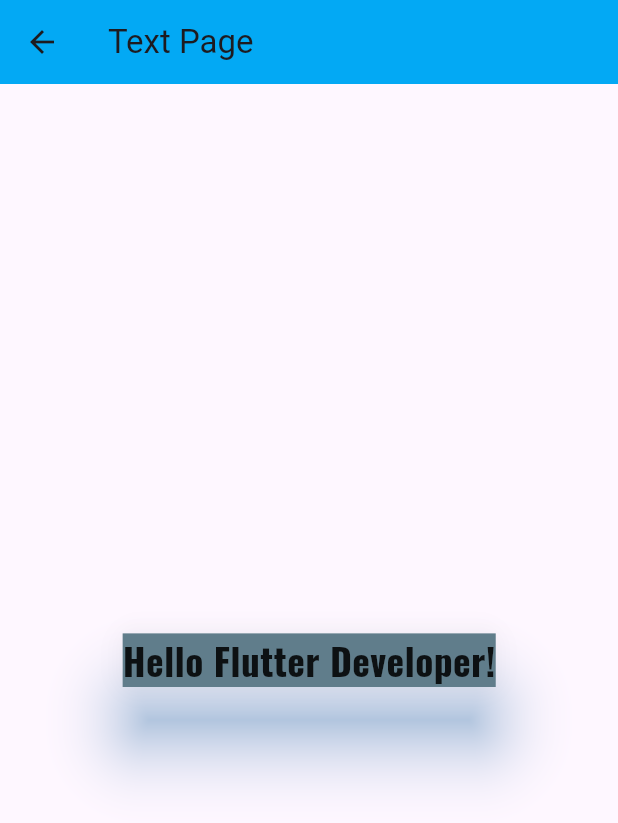
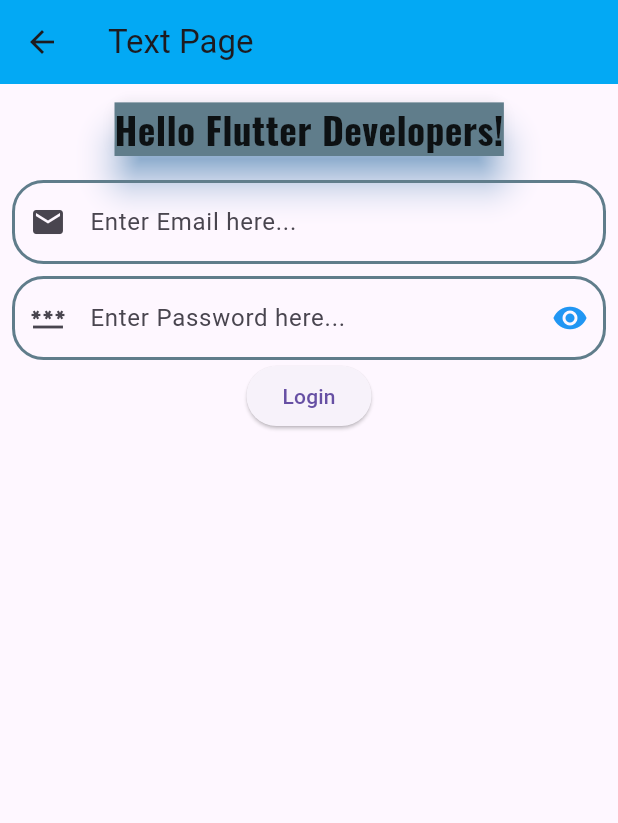
Before and after one commit to mh-rahat/development-learning-journey, a Flutter app: the TextWidgetPage screen opened directly, on a phone screen of 412 x 824 dp. Shown: the top 823 px of the screen. Run offline on Flutter 3.47's test engine with Material 3 defaults, Android fonts, the phone set to English and light mode, and no system bars.

Commit message:
update the file

```diff
--- a/dart/flutter_learning/flutter_basics/lib/ui_helper/util.dart
+++ b/dart/flutter_learning/flutter_basics/lib/ui_helper/util.dart
@@ -16,3 +16,6 @@ TextStyle textStyle25({
     backgroundColor: Colors.blueGrey,
   );
 }
+
+var emailText = TextEditingController();
+var passwordText = TextEditingController();
--- a/dart/flutter_learning/flutter_basics/lib/widgets/text_page.dart
+++ b/dart/flutter_learning/flutter_basics/lib/widgets/text_page.dart
@@ -9,17 +9,115 @@ class TextWidgetPage extends StatelessWidget {
     return Scaffold(
       appBar: AppBar(title: Text('Text Page')),
       body: Center(
-        child: Card(
-          elevation: 20,
+        child: Padding(
+          padding: const EdgeInsets.all(8.0),
+          child: Column(
+            children: [
+              Card(
+                elevation: 10,
                 shadowColor: Colors.blue,
                 child: Text(
-            'Hello Flutter Developer!',
+                  'Hello Flutter Developers!',
                   style: textStyle25(
                     fontWeight: FontWeight.bold,
                     textColor: Colors.black87,
                   ),
                 ),
               ),
+              Center(
+                child: SizedBox(
+                  child: Padding(
+                    padding: const EdgeInsets.only(top: 12),
+                    child: Column(
+                      children: [
+                        TextField(
+                          keyboardType: TextInputType.emailAddress,
+                          controller: emailText,
+                          decoration: InputDecoration(
+                            hintText: 'Enter Email here...',
+                            focusedBorder: OutlineInputBorder(
+                              borderRadius: BorderRadius.circular(21),
+                              borderSide: BorderSide(
+                                color: Colors.blueAccent,
+                                width: 2,
+                              ),
+                            ),
+                            enabledBorder: OutlineInputBorder(
+                              borderRadius: BorderRadius.circular(21),
+                              borderSide: BorderSide(
+                                color: Colors.blueGrey,
+                                width: 2,
+                              ),
+                            ),
+                            disabledBorder: OutlineInputBorder(
+                              borderRadius: BorderRadius.circular(21),
+                              borderSide: BorderSide(
+                                color: Colors.black,
+                                width: 2,
+                              ),
+                            ),
+
+                            prefixIcon: Icon(Icons.email),
+                            border: OutlineInputBorder(),
+                          ),
+                        ),
+                        Padding(
+                          padding: const EdgeInsets.only(top: 8),
+                          child: TextField(
+                            controller: passwordText,
+                            obscureText: true,
+                            obscuringCharacter: '*',
+                            decoration: InputDecoration(
+                              hintText: 'Enter Password here...',
+                              focusedBorder: OutlineInputBorder(
+                                borderRadius: BorderRadius.circular(21),
+                                borderSide: BorderSide(
+                                  color: Colors.blueAccent,
+                                  width: 2,
+                                ),
+                              ),
+                              enabledBorder: OutlineInputBorder(
+                                borderRadius: BorderRadius.circular(21),
+                                borderSide: BorderSide(
+                                  color: Colors.blueGrey,
+                                  width: 2,
+                                ),
+                              ),
+                              disabledBorder: OutlineInputBorder(
+                                borderRadius: BorderRadius.circular(21),
+                                borderSide: BorderSide(
+                                  color: Colors.black,
+                                  width: 2,
+                                ),
+                              ),
+                              suffixIcon: IconButton(
+                                icon: Icon(
+                                  Icons.remove_red_eye,
+                                  color: Colors.blue,
+                                ),
+                                onPressed: () {},
+                              ),
+                              prefixIcon: Icon(Icons.password),
+                              border: OutlineInputBorder(),
+                            ),
+                          ),
+                        ),
+                        ElevatedButton(
+                          onPressed: () {
+                            String uEmail = emailText.text.toString();
+                            String uPassword = passwordText.text;
+                            debugPrint('Email: $uEmail, Password: $uPassword');
+                          },
+                          child: Text('Login'),
+                        ),
+                      ],
+                    ),
+                  ),
+                ),
+              ),
+            ],
+          ),
+        ),
       ),
     );
   }
```
Lines whose indentation alone changed are shown as unchanged.
